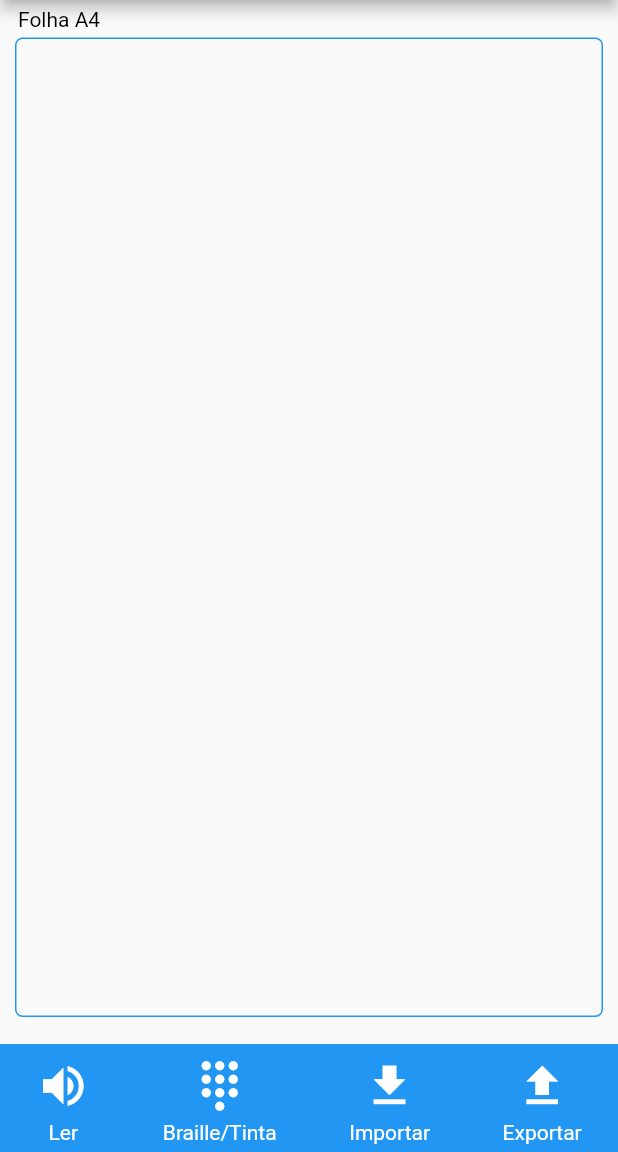
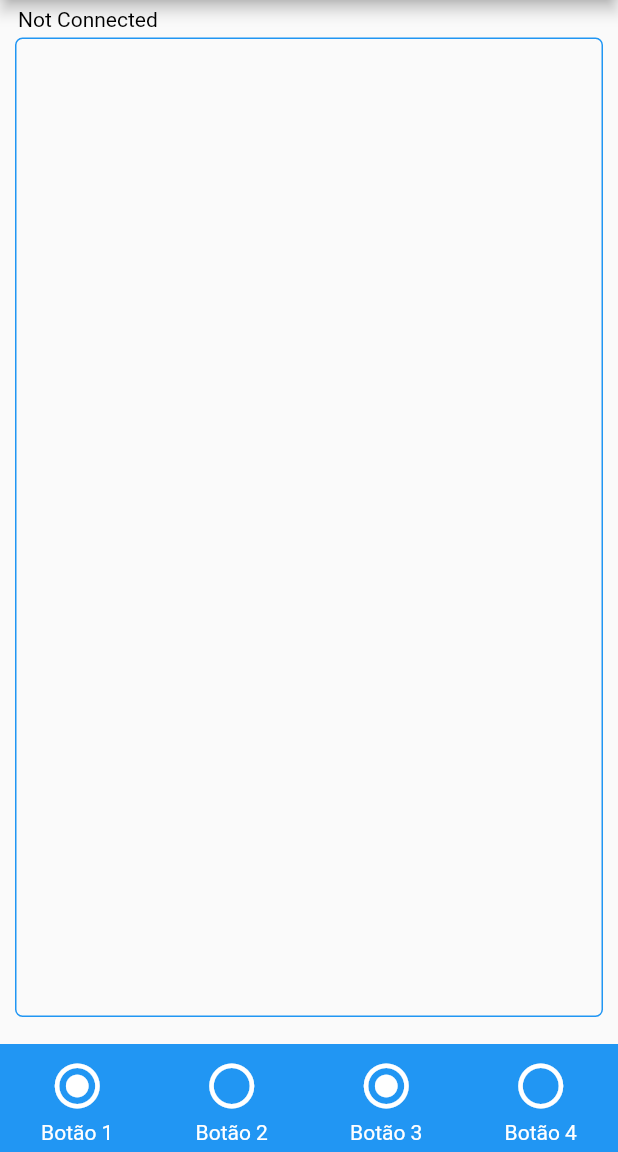
Before and after one commit to Instituto-Iracema/ble_test, a Flutter app: the screen it shows after launch, on a phone screen of 412 x 824 dp, the part 84-1236 px from its top. Run offline on Flutter 3.47's test engine with Material 2 defaults, Android fonts, the phone set to English and light mode, and no system bars; our stand-ins replace mobx; generated files the repository leaves out were written again.

Commit message:
Updated labels.

```diff
--- a/lib/bottom_bar.dart
+++ b/lib/bottom_bar.dart
@@ -1,7 +1,6 @@
 import 'package:flutter/material.dart';
 
 class BottomBar extends StatelessWidget {
-  final IconData? icon1;
   final void Function()? onTapIcon1;
   final void Function()? onTapIcon2;
   final void Function()? onTapIcon3;
@@ -9,7 +8,6 @@ class BottomBar extends StatelessWidget {
 
   const BottomBar({
     Key? key,
-    this.icon1,
     this.onTapIcon1,
     this.onTapIcon2,
     this.onTapIcon3,
@@ -26,16 +24,16 @@ class BottomBar extends StatelessWidget {
         children: [
           GestureDetector(
             child: Column(
-              children: [
+              children: const [
                 Icon(
-                  icon1 ?? Icons.volume_up,
+                  Icons.radio_button_checked,
                   size: 36,
-                  semanticLabel: 'Botão Ler',
+                  semanticLabel: 'Botão 1',
                   color: Colors.white,
                 ),
-                const SizedBox(height: 5),
-                const Text(
-                  'Ler',
+                SizedBox(height: 5),
+                Text(
+                  'Botão 1',
                   semanticsLabel: '',
                   style: TextStyle(color: Colors.white),
                 ),
@@ -47,14 +45,14 @@ class BottomBar extends StatelessWidget {
             child: Column(
               children: const [
                 Icon(
-                  Icons.dialpad,
+                  Icons.radio_button_off,
                   size: 36,
-                  semanticLabel: 'Botão Braille Tinta',
+                  semanticLabel: 'Botão 2',
                   color: Colors.white,
                 ),
                 SizedBox(height: 5),
                 Text(
-                  'Braille/Tinta',
+                  'Botão 2',
                   semanticsLabel: '',
                   style: TextStyle(color: Colors.white),
                 ),
@@ -66,14 +64,14 @@ class BottomBar extends StatelessWidget {
             child: Column(
               children: const [
                 Icon(
-                  Icons.file_download,
+                  Icons.radio_button_on,
                   size: 36,
-                  semanticLabel: 'Botão Importar',
+                  semanticLabel: 'Botão 3',
                   color: Colors.white,
                 ),
                 SizedBox(height: 5),
                 Text(
-                  'Importar',
+                  'Botão 3',
                   semanticsLabel: '',
                   style: TextStyle(color: Colors.white),
                 ),
@@ -85,14 +83,14 @@ class BottomBar extends StatelessWidget {
             child: Column(
               children: const [
                 Icon(
-                  Icons.file_upload,
+                  Icons.radio_button_unchecked,
                   size: 36,
-                  semanticLabel: 'Botão Exportar',
+                  semanticLabel: 'Botão 4',
                   color: Colors.white,
                 ),
                 SizedBox(height: 5),
                 Text(
-                  'Exportar',
+                  'Botão 4',
                   semanticsLabel: '',
                   style: TextStyle(color: Colors.white),
                 ),
--- a/lib/home_page.dart
+++ b/lib/home_page.dart
@@ -37,7 +37,7 @@ class _MyHomePageState extends State<MyHomePage> {
           Container(
             margin: const EdgeInsets.only(left: 12, top: 5),
             child: const Text(
-              'Folha A4',
+              'Not Connected',
               style: TextStyle(color: Colors.black),
             ),
           ),
@@ -60,17 +60,11 @@ class _MyHomePageState extends State<MyHomePage> {
             ),
             child: Container(),
           ),
-          Positioned(
+          const Positioned(
             left: 0,
             right: 0,
             bottom: 0,
-            child: BottomBar(
-              icon1: Icons.volume_up,
-              onTapIcon1: () {},
-              onTapIcon2: () {},
-              onTapIcon3: () {},
-              onTapIcon4: () {},
-            ),
+            child: BottomBar(),
           ),
         ],
       ),
```
